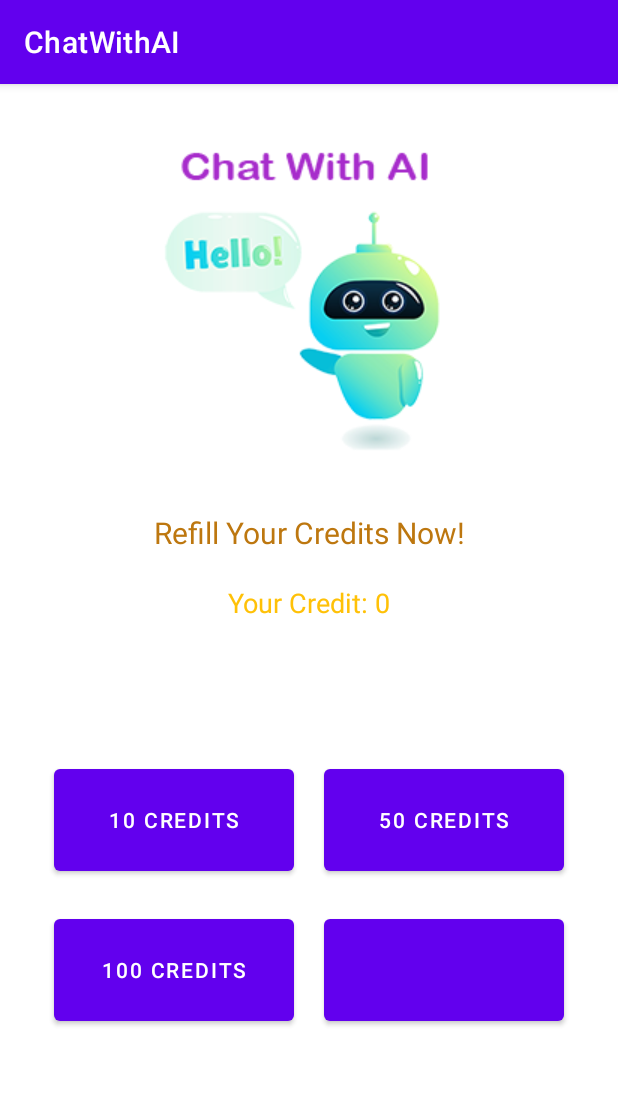
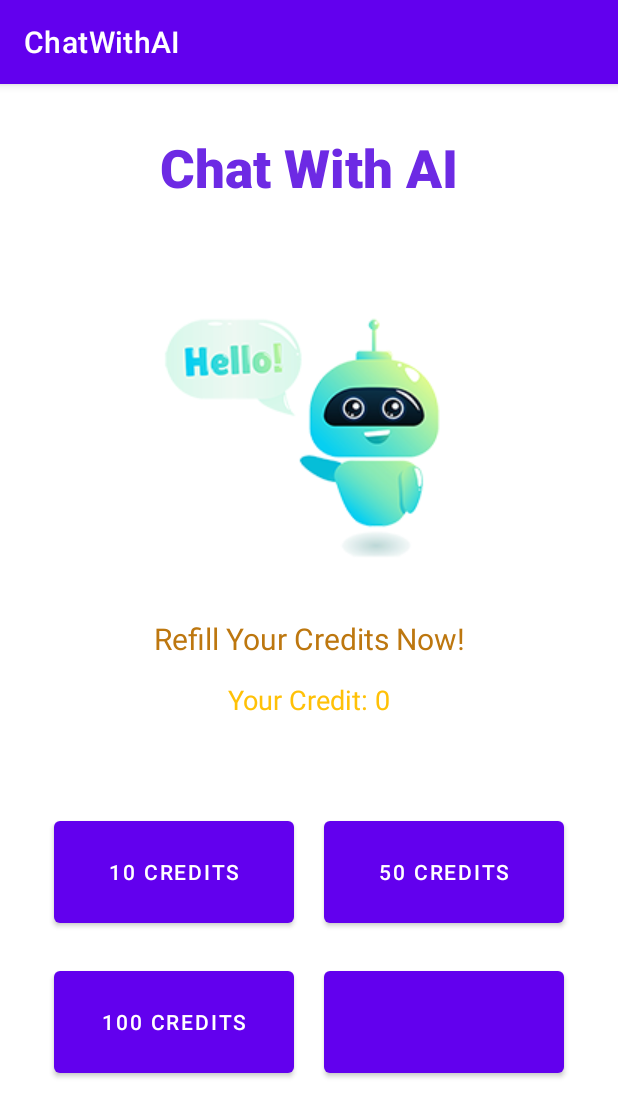
Before and after one commit to juanc07/ChatWithAI, an Android app: the fragment ShopScreenFragment shown on its own in the app's theme, on a phone screen of 412 x 824 dp. Shown: the top 1117 px of the screen. Run offline under Robolectric (Android 15) with nearby library versions, the phone set to English and light mode, and no system bars; our stand-ins replace Firebase (no records; nobody signed in at launch, a user with empty details on screens opened directly), data binding, navigation-ui; libraries missing offline, so code that uses them is left out: com.android.billingclient; 8 statements that could not run were skipped.

Commit message:
some fixes and retouch for mvp

```diff
--- a/app/src/main/java/com/thinkbloxph/chatwithai/helper/InAppPurchaseManager.kt
+++ b/app/src/main/java/com/thinkbloxph/chatwithai/helper/InAppPurchaseManager.kt
@@ -17,6 +17,7 @@ class InAppPurchaseManager private constructor(private val activity: Activity) :
     private var skuInAppDetailsFetched = false
     private var skuSubscriptionDetailsFetched = false
     var successfulPurchaseCallback: (String, Boolean) -> Unit = { _, _->}
+    var unSubscribeSuccessfulCallback: (String, Boolean) -> Unit = { _, _->}
     companion object {
         private const val TAG = "InAppPurchaseManager"
         @Volatile
@@ -180,14 +181,15 @@ class InAppPurchaseManager private constructor(private val activity: Activity) :
         }
     }
 
-    fun unSubscribe(sku: String,callback: (isSuccess:Boolean)->Unit) {
-        val skuList = listOf(sku) // replace with your own SKU
+    fun unSubscribe(sku: String,unSubscribeCallback: (String, Boolean) -> Unit) {
+        unSubscribeSuccessfulCallback = unSubscribeCallback
+        /*val skuList = listOf(sku) // replace with your own SKU
         val subsParams = SkuDetailsParams.newBuilder()
             .setType(BillingClient.SkuType.SUBS)
             .setSkusList(skuList)
             .build()
 
-        billingClient.querySkuDetailsAsync(subsParams) { billingResult, skuDetailsList ->
+       billingClient.querySkuDetailsAsync(subsParams) { billingResult, skuDetailsList ->
             if (billingResult.responseCode == BillingClient.BillingResponseCode.OK) {
                 val skuDetails = skuDetailsList?.firstOrNull()
                 if (skuDetails != null) {
@@ -227,7 +229,68 @@ class InAppPurchaseManager private constructor(private val activity: Activity) :
                     }
                 }
             }
-        }
+           }*/
+
+            val skuDetailsParams = SkuDetailsParams.newBuilder()
+                .setSkusList(listOf(SkuConstants.SubscriptionSku, SkuConstants.CWAI_UNLI_CREDIT_MONTHLY))
+                .setType(BillingClient.SkuType.SUBS)
+                .build()
+            billingClient.querySkuDetailsAsync(skuDetailsParams) { billingResult, skuDetailsList ->
+                if (skuDetailsList != null) {
+                    if (billingResult.responseCode == BillingClient.BillingResponseCode.OK && skuDetailsList.isNotEmpty()) {
+                        if (skuDetailsList != null) {
+                            skuSubscriptionDetailsMap = skuDetailsList.associateBy { it.sku }
+                        }
+                        val subscriptionSkuDetails = skuSubscriptionDetailsMap[SkuConstants.SubscriptionSku]
+                        val basePlanSkuDetails = skuSubscriptionDetailsMap[SkuConstants.CWAI_UNLI_CREDIT_MONTHLY]
+                        // Do something with the subscription and base plan SKU details
+                        Log.d(TAG, "subscriptionSkuDetails: ${subscriptionSkuDetails}")
+                        Log.d(TAG, "basePlanSkuDetails: ${basePlanSkuDetails}")
+
+
+                        if (subscriptionSkuDetails != null) {
+                            Log.v(TAG, " unSubscribe skuDetails: ${subscriptionSkuDetails}")
+                            billingClient.launchPriceChangeConfirmationFlow(activity, PriceChangeFlowParams.newBuilder()
+                                .setSkuDetails(subscriptionSkuDetails)
+                                .build()) { billingResult ->
+
+                                when (billingResult.responseCode) {
+                                    BillingClient.BillingResponseCode.OK -> {
+                                        Log.d(TAG, "unSubscribe Subscription canceled successfully")
+                                        // Update UI or perform any necessary actions
+                                    }
+                                    BillingClient.BillingResponseCode.USER_CANCELED -> {
+                                        Log.d(TAG, "unSubscribe User canceled the subscription cancelation")
+                                    }
+                                    BillingClient.BillingResponseCode.SERVICE_UNAVAILABLE -> {
+                                        Log.d(TAG, "unSubscribe Billing service unavailable. Try again later")
+                                    }
+                                    BillingClient.BillingResponseCode.ITEM_UNAVAILABLE -> {
+                                        Log.d(TAG, "unSubscribe The subscription is not available for purchase")
+                                    }
+                                    BillingClient.BillingResponseCode.ERROR -> {
+                                        Log.d(TAG, "unSubscribe An error occurred while canceling the subscription: ${billingResult.debugMessage}")
+                                    }
+                                }
+
+                                if (billingResult.responseCode == BillingClient.BillingResponseCode.OK) {
+                                    // User has successfully unsubscribed
+                                    Log.v(TAG, " unSubscribe skuDetails: ${subscriptionSkuDetails} success!!")
+                                    unSubscribeSuccessfulCallback(SkuConstants.SubscriptionSku,true)
+                                } else {
+                                    // Unsubscribe failed
+                                    Log.e(TAG, "unSubscribe Failed to acknowledge purchase: ${billingResult.debugMessage}")
+                                    unSubscribeSuccessfulCallback(SkuConstants.SubscriptionSku,false)
+                                }
+                            }
+                        }
+                    } else {
+                        // Handle the error
+                        Log.e(TAG, "Sku details querySkuSubscriptionDetails failed: ${billingResult.debugMessage}")
+                        unSubscribeSuccessfulCallback(SkuConstants.SubscriptionSku,false)
+                    }
+                }
+            }
     }
 
     fun isSubscribed(sku: String): Boolean {
--- a/app/src/main/java/com/thinkbloxph/chatwithai/screen/LoginScreenFragment.kt
+++ b/app/src/main/java/com/thinkbloxph/chatwithai/screen/LoginScreenFragment.kt
@@ -87,7 +87,7 @@ class LoginScreenFragment: Fragment() {
                     Log.d(TAG, "[${INNER_TAG}]: current user exist and user is in database")
                 }else{
                     Log.d(TAG, "[${INNER_TAG}]: current user exist but user is not in database")
-
+                    UIHelper.getInstance().hideLoading()
                 }
             })
         }
--- a/app/src/main/java/com/thinkbloxph/chatwithai/screen/ShopScreenFragment.kt
+++ b/app/src/main/java/com/thinkbloxph/chatwithai/screen/ShopScreenFragment.kt
@@ -6,6 +6,7 @@ import android.util.Log
 import android.view.LayoutInflater
 import android.view.View
 import android.view.ViewGroup
+import android.widget.Button
 import android.widget.TextView
 import androidx.fragment.app.Fragment
 import androidx.fragment.app.activityViewModels
@@ -37,6 +38,7 @@ class ShopScreenFragment: Fragment() {
 
     private lateinit var firebaseAuth: FirebaseAuth
     private lateinit var creditText:TextView
+    private lateinit var subscriptionBtn:Button
     private lateinit var inAppPurchaseManager: InAppPurchaseManager
     private val userDb = UserDatabase()
 
@@ -48,6 +50,7 @@ class ShopScreenFragment: Fragment() {
         firebaseAuth = Firebase.auth
 
         creditText = binding.creditText
+        subscriptionBtn = binding.buySubscriptionBtn
 
         UIHelper.initInstance(this.requireActivity(), this)
         UIHelper.getInstance()?.init()
@@ -133,9 +136,11 @@ class ShopScreenFragment: Fragment() {
     fun showHideUnlimited(isSubscribed:Boolean){
         if(isSubscribed){
             creditText.text = getString(R.string.unlimited_credit)
+            subscriptionBtn.visibility = View.GONE
             Log.d(TAG, "isSubscribed changed: $isSubscribed")
         }else{
             creditText.text = getString(R.string.credit_remaining, _userViewModel.getCredit())
+            subscriptionBtn.visibility = View.VISIBLE
         }
     }
 
@@ -250,8 +255,9 @@ class ShopScreenFragment: Fragment() {
     }
 
     fun buyMonthlySubscription(){
+        //if(!inAppPurchaseManager.isSubscribed(SkuConstants.SubscriptionSku)){
+        if(!_userViewModel.getIsSubscribed()!!){
             Log.v(TAG, "[${INNER_TAG}]: buy Monthly Subscription ")
-
             inAppPurchaseManager.purchaseSubscription(SkuConstants.SubscriptionSku){ sku,isSuccess ->
                 if (!isSuccess) {
                     UIHelper.getInstance().showDialogMessage(
@@ -265,21 +271,20 @@ class ShopScreenFragment: Fragment() {
                     }
                 }
             }
-
-        /*if(!inAppPurchaseManager.isSubscribed(SkuConstants.SubscriptionSku)){
-
         }else{
             Log.v(TAG, "[${INNER_TAG}]: already subscribed")
-           UIHelper.getInstance().showDialogMessage(
-                getString(R.string.already_subscribed), getString(R.string.dialog_ok)
-            )
-            inAppPurchaseManager.unSubscribe(SkuConstants.SubscriptionSku) { isSuccess ->
+            // unsubscribe action
+            inAppPurchaseManager.unSubscribe(SkuConstants.SubscriptionSku){ sku,isSuccess ->
                 if (isSuccess) {
-                    Log.v(TAG, "[${INNER_TAG}]: unssubscribe unli credit success!")
+                    if(sku == SkuConstants.SubscriptionSku){
+                        Log.v(TAG, "[${INNER_TAG}]: unSubscribe unli credit success!")
+                        userDb.updateSubscription(false)
+                        _userViewModel.setIsSubscribed(false)
+                    }
                 }else{
-                    Log.v(TAG, "[${INNER_TAG}]: unssubscribe unli credit failed!")
+                    Log.v(TAG, "[${INNER_TAG}]: unSubscribe unli credit failed!")
                 }
             }
-        }*/
         }
     }
+}
--- a/app/src/main/res/layout/fragment_shop_screen.xml
+++ b/app/src/main/res/layout/fragment_shop_screen.xml
@@ -18,16 +18,35 @@
         android:layout_height="match_parent">
 
 
+        <TextView
+            android:id="@+id/chatWithAiTxt"
+            android:layout_width="wrap_content"
+            android:layout_height="wrap_content"
+            android:layout_marginTop="32dp"
+            android:layout_marginBottom="16dp"
+            android:fontFamily="sans-serif-black"
+            android:text="Chat With AI"
+            android:textAppearance="@style/TextAppearance.AppCompat.Small"
+            android:textColor="#6D2AE4"
+            android:textSize="35sp"
+            android:typeface="normal"
+            app:layout_constraintBottom_toTopOf="@+id/chatBotImage"
+            app:layout_constraintEnd_toEndOf="parent"
+            app:layout_constraintHorizontal_bias="0.5"
+            app:layout_constraintStart_toStartOf="parent"
+            app:layout_constraintTop_toTopOf="parent" />
+
+
         <ImageView
             android:id="@+id/chatBotImage"
             android:layout_width="wrap_content"
             android:layout_height="wrap_content"
-            android:layout_marginTop="16dp"
-            android:src="@drawable/_256x256_chat_with_ai_no_bg_violet"
+            android:layout_marginTop="8dp"
+            android:src="@drawable/_256x256_chat_with_ai_no_bg_no_txt"
             app:layout_constraintEnd_toEndOf="parent"
             app:layout_constraintHorizontal_bias="0.5"
             app:layout_constraintStart_toStartOf="parent"
-            app:layout_constraintTop_toTopOf="parent" />
+            app:layout_constraintTop_toBottomOf="@+id/chatWithAiTxt" />
 
         <TextView
             android:id="@+id/buyCreditText"
@@ -95,13 +114,14 @@
                 android:layout_margin="10dp"/>
 
             <Button
-                android:id="@+id/buyBtn4"
-                android:onClick="@{() -> shopScreenFragment.buyMonthlySubscription()}"
+                android:id="@+id/buySubscriptionBtn"
                 android:layout_width="160dp"
                 android:layout_height="80dp"
+                android:layout_margin="10dp"
+                android:backgroundTint="@{userViewModel.isSubscribed() ? @color/Subscribed : @color/UnSubscribed}"
+                android:onClick="@{() -> shopScreenFragment.buyMonthlySubscription()}"
                 android:text="@{userViewModel.isSubscribed() ? `Unsubscribe` : `Subscribed`}"
-                android:backgroundTint="@{userViewModel.isSubscribed() ? @color/Subscribed : @color/UnSubscribed}"
-                android:layout_margin="10dp"/>
+                />
 
         </GridLayout>
 
```
Also changed, not shown: app/src/main/res/layout/fragment_login_screen.xml (+30 -13 lines), app/src/main/res/layout/fragment_welcome_screen.xml (+20 -3 lines), app/src/main/res/drawable-mdpi/_256x256_chat_with_ai_no_bg_no_txt.png (added). Lines whose indentation alone changed are shown as unchanged.
